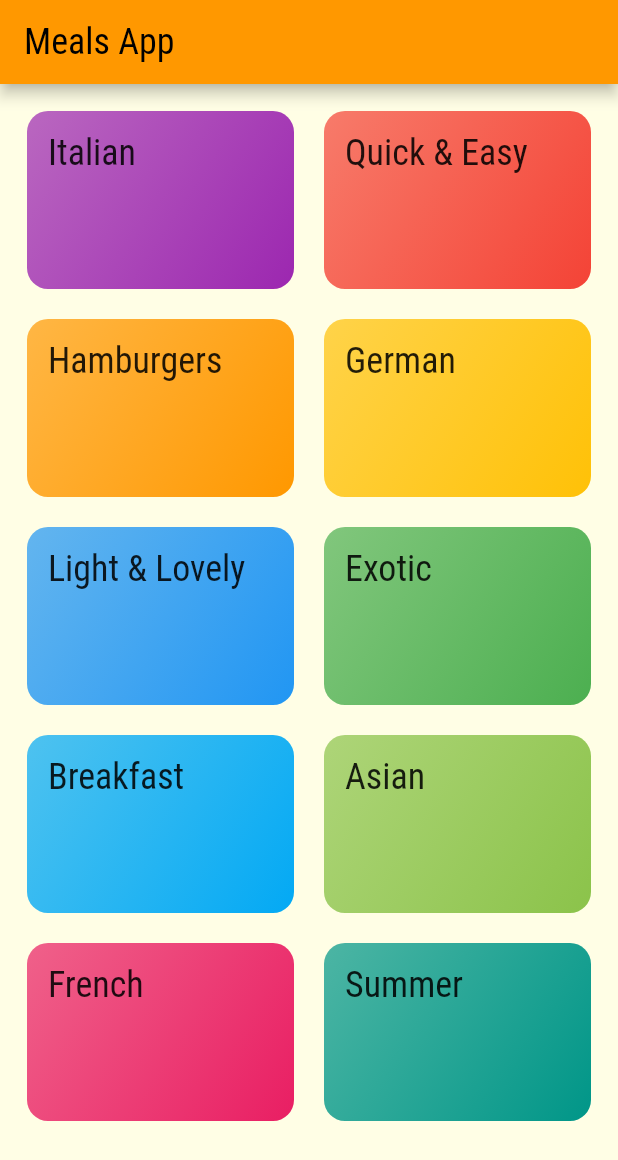
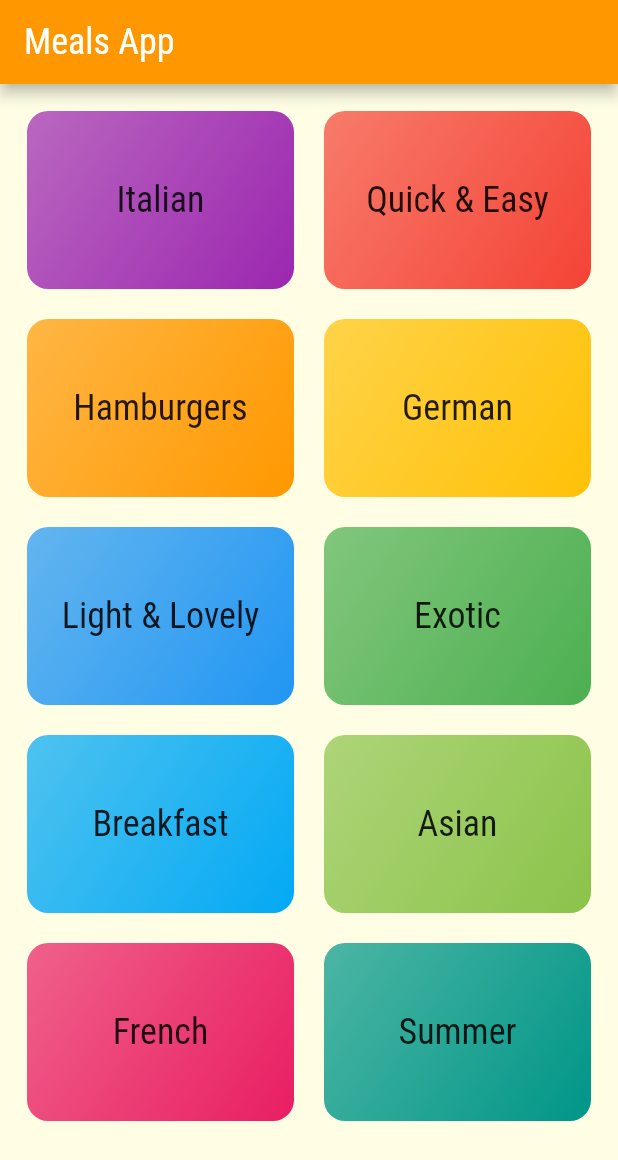
Before and after one commit to abdellatif-laghjaj/flutter_meals_app, a Flutter app: the screen it shows after launch, on a phone screen of 412 x 824 dp. Shown: the top 1160 px of the screen. Run offline on Flutter 3.47's test engine with Material 2 defaults, Android fonts, the phone set to English and light mode, and no system bars.

Commit message:
change color

```diff
--- a/lib/categories_screen.dart
+++ b/lib/categories_screen.dart
@@ -9,7 +9,12 @@ class CategoriesScreen extends StatelessWidget {
   Widget build(BuildContext context) {
     return Scaffold(
       appBar: AppBar(
-        title: const Text("Meals App"),
+        title: const Text(
+          "Meals App",
+          style: TextStyle(
+            color: Colors.white,
+          ),
+        ),
       ),
       body: GridView(
         padding: EdgeInsets.all(18),
--- a/lib/category_item.dart
+++ b/lib/category_item.dart
@@ -21,9 +21,11 @@ class CategoryItem extends StatelessWidget {
         ),
         borderRadius: BorderRadius.circular(14),
       ),
-      child: Text(
-        title,
-        style: Theme.of(context).textTheme.headline6,
+      child: Center(
+        child: Text(
+          title,
+          style: Theme.of(context).textTheme.headline6,
+        ),
       ),
     );
   }
```
